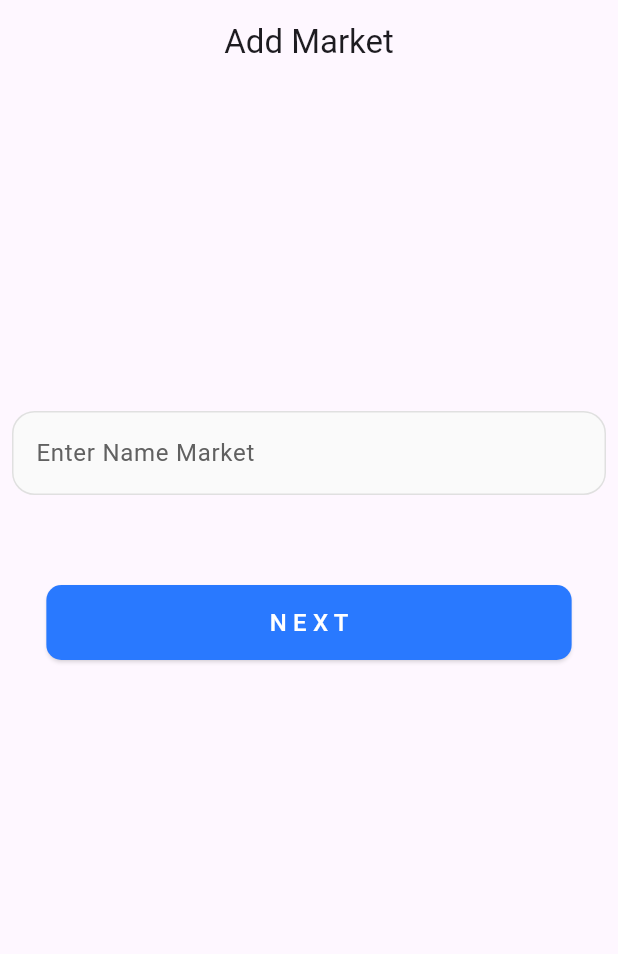
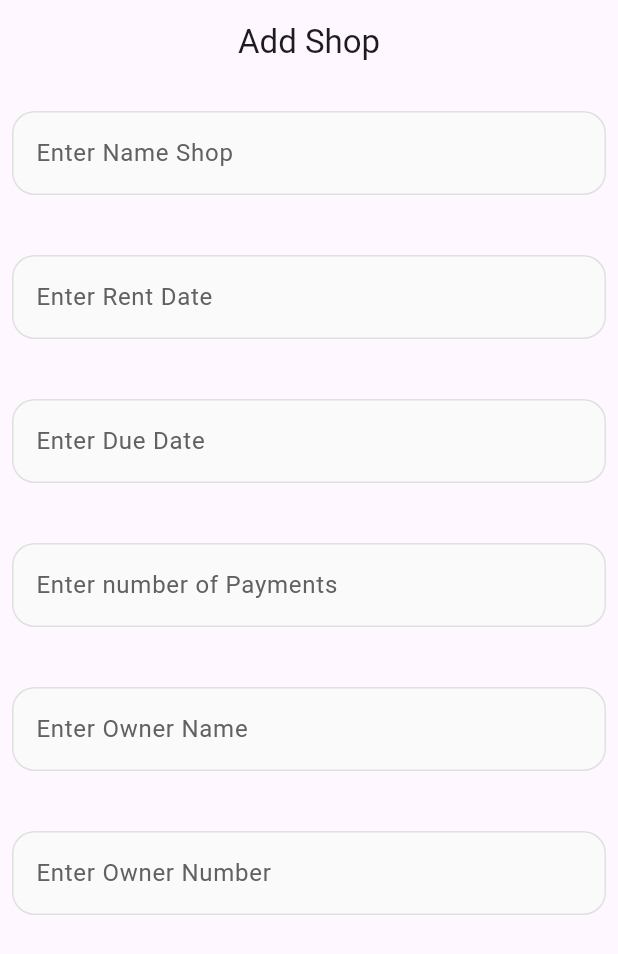
Before and after one commit to AnasKhairy/Stores_App, a Flutter app: the screen it shows after launch, on a phone screen of 412 x 824 dp. Shown: the top 954 px of the screen. Run offline on Flutter 3.47's test engine with Material 3 defaults, Android fonts, the phone set to English and light mode, and no system bars; our stand-ins replace flutter_svg, get.

Commit message:
add shpo screen

```diff
--- a/lib/main.dart
+++ b/lib/main.dart
@@ -1,4 +1,5 @@
 import 'package:el_fares/pages/add_market.dart';
+import 'package:el_fares/pages/add_shop.dart';
 import 'package:el_fares/pages/splash_screen.dart';
 import 'package:flutter/material.dart';
 import 'package:get/get_navigation/src/root/get_material_app.dart';
@@ -15,7 +16,7 @@ class MyApp extends StatelessWidget {
   Widget build(BuildContext context) {
     return GetMaterialApp(
       debugShowCheckedModeBanner: false,
-      home: AddMarket(),
+      home: AddShop(),
     );
   }
 }
--- /dev/null
+++ b/lib/pages/add_shop.dart
@@ -0,0 +1,54 @@
+import 'package:el_fares/components/my_textfield.dart';
+import 'package:flutter/material.dart';
+
+class AddShop extends StatelessWidget {
+   AddShop({super.key});
+
+  final TextEditingController _shopNameController = TextEditingController();
+  final TextEditingController _rentDateController = TextEditingController();
+  final TextEditingController _dueDateController = TextEditingController();
+  final TextEditingController _numberOfPaymentsController = TextEditingController();
+  final TextEditingController _ownerNameController = TextEditingController();
+  final TextEditingController _ownerNumberController = TextEditingController();
+  final TextEditingController _ownerIdController = TextEditingController();
+
+  @override
+  Widget build(BuildContext context) {
+    return Scaffold(
+      appBar: AppBar(
+        title: Text('Add Shop'),
+        centerTitle: true,
+      ),
+      body: Padding(padding: EdgeInsets.all(8.0),
+        child: Column(
+          children: [
+            MyTextfield(hintText: 'Enter Name Shop', obscure: false, controller: _shopNameController),
+            SizedBox(
+              height: 20,
+            ),
+            MyTextfield(hintText: 'Enter Rent Date', obscure: false, controller: _rentDateController),
+            SizedBox(
+              height: 20,
+            ),
+            MyTextfield(hintText: 'Enter Due Date', obscure: false, controller: _dueDateController),
+            SizedBox(
+              height: 20,
+            ),
+            MyTextfield(hintText: 'Enter number of Payments', obscure: false, controller: _numberOfPaymentsController),
+            SizedBox(
+              height: 20,
+            ),
+            MyTextfield(hintText: 'Enter Owner Name', obscure: false, controller: _ownerNameController),
+            SizedBox(
+              height: 20,
+            ),
+            MyTextfield(hintText: 'Enter Owner Number', obscure: false, controller: _ownerNumberController),
+            SizedBox(
+              height: 20,
+            ),
+          ],
+        ),
+      ),
+    );
+  }
+}
```
